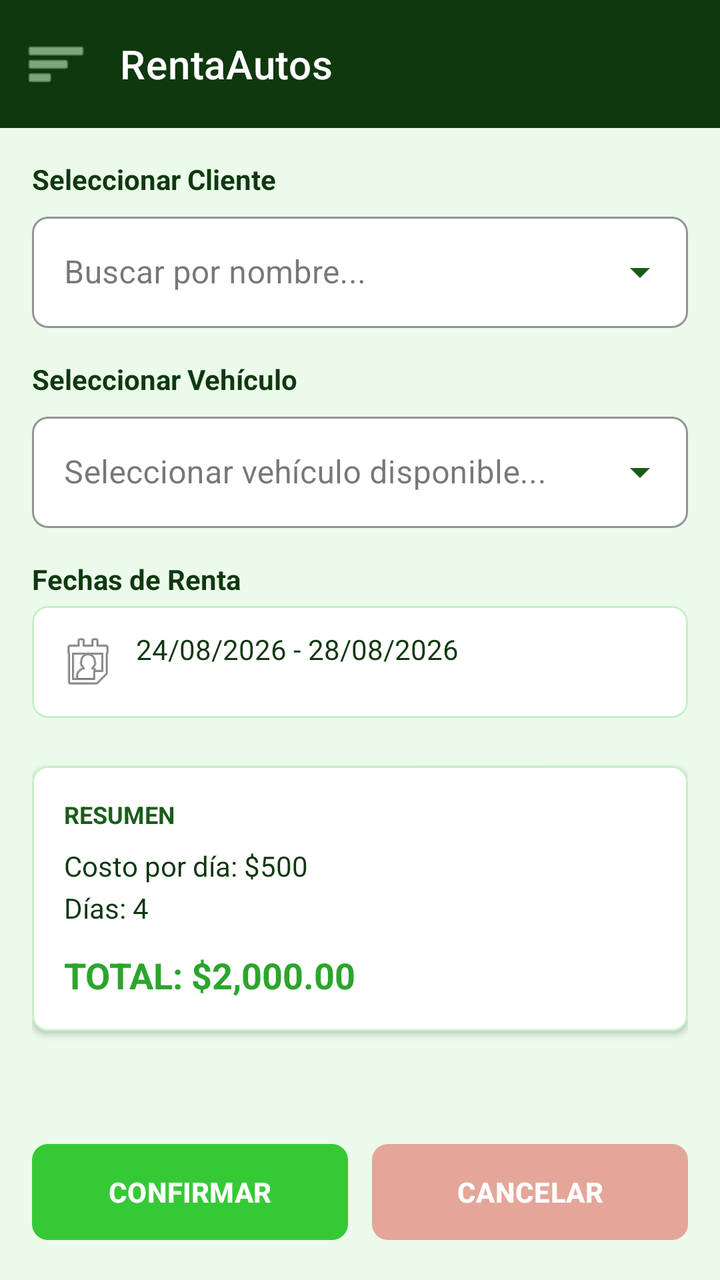
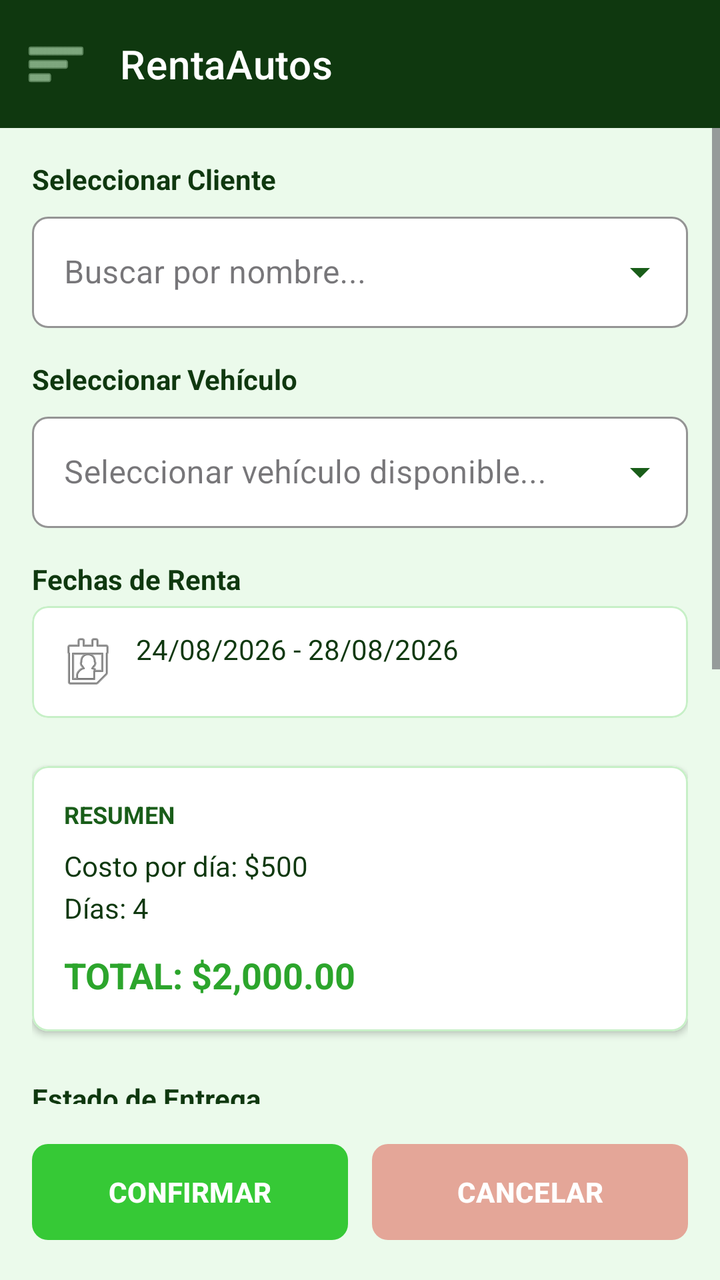

An Android layout rendered at two revisions. The XML below is the earlier revision; the diff shows what the commit changed to produce the second picture.
<!-- AndroidManifest.xml: application theme Theme.ChecoRentasAutos -->
<!-- res/layout/activity_renta_vehiculo.xml -->
<?xml version="1.0" encoding="utf-8"?>
<androidx.constraintlayout.widget.ConstraintLayout
    xmlns:android="http://schemas.android.com/apk/res/android"
    xmlns:app="http://schemas.android.com/apk/res-auto"
    android:layout_width="match_parent"
    android:layout_height="match_parent"
    android:background="#EBFAEB">

    
    <include
        android:id="@+id/includeToolbar"
        layout="@layout/toolbar"
        android:layout_width="0dp"
        android:layout_height="wrap_content"
        app:layout_constraintEnd_toEndOf="parent"
        app:layout_constraintStart_toStartOf="parent"
        app:layout_constraintTop_toTopOf="parent" />

    
    <ScrollView
        android:layout_width="0dp"
        android:layout_height="0dp"
        android:fillViewport="true"
        app:layout_constraintBottom_toTopOf="@id/layoutBotones"
        app:layout_constraintEnd_toEndOf="parent"
        app:layout_constraintStart_toStartOf="parent"
        app:layout_constraintTop_toBottomOf="@id/includeToolbar">

        <LinearLayout
            android:layout_width="match_parent"
            android:layout_height="wrap_content"
            android:orientation="vertical"
            android:padding="16dp">

            
            <TextView
                android:layout_width="wrap_content"
                android:layout_height="wrap_content"
                android:text="Seleccionar Cliente"
                android:textColor="#0F380F"
                android:textStyle="bold" />

            <com.google.android.material.textfield.TextInputLayout
                style="@style/Widget.MaterialComponents.TextInputLayout.OutlinedBox.ExposedDropdownMenu"
                android:layout_width="match_parent"
                android:layout_height="wrap_content"
                android:layout_marginTop="4dp"
                android:layout_marginBottom="16dp"
                app:boxBackgroundColor="#FFFFFF"
                app:boxCornerRadiusBottomEnd="8dp"
                app:boxCornerRadiusBottomStart="8dp"
                app:boxCornerRadiusTopEnd="8dp"
                app:boxCornerRadiusTopStart="8dp"
                app:boxStrokeColor="#2CA52C"
                app:endIconTint="#195D19"
                app:hintTextColor="#2CA52C">

                <AutoCompleteTextView
                    android:id="@+id/spnCliente"
                    android:layout_width="match_parent"
                    android:layout_height="wrap_content"
                    android:hint="Buscar por nombre..."
                    android:inputType="none"
                    android:textColor="#0F380F" />
            </com.google.android.material.textfield.TextInputLayout>

            
            <TextView
                android:layout_width="wrap_content"
                android:layout_height="wrap_content"
                android:text="Seleccionar Vehículo"
                android:textColor="#0F380F"
                android:textStyle="bold" />

            <com.google.android.material.textfield.TextInputLayout
                style="@style/Widget.MaterialComponents.TextInputLayout.OutlinedBox.ExposedDropdownMenu"
                android:layout_width="match_parent"
                android:layout_height="wrap_content"
                android:layout_marginTop="4dp"
                android:layout_marginBottom="16dp"
                app:boxBackgroundColor="#FFFFFF"
                app:boxCornerRadiusBottomEnd="8dp"
                app:boxCornerRadiusBottomStart="8dp"
                app:boxCornerRadiusTopEnd="8dp"
                app:boxCornerRadiusTopStart="8dp"
                app:boxStrokeColor="#2CA52C"
                app:endIconTint="#195D19"
                app:hintTextColor="#2CA52C">

                <AutoCompleteTextView
                    android:id="@+id/spnVehiculo"
                    android:layout_width="match_parent"
                    android:layout_height="wrap_content"
                    android:hint="Seleccionar vehículo disponible..."
                    android:inputType="none"
                    android:textColor="#0F380F" />
            </com.google.android.material.textfield.TextInputLayout>

            
            <TextView
                android:layout_width="wrap_content"
                android:layout_height="wrap_content"
                android:text="Fechas de Renta"
                android:textColor="#0F380F"
                android:textStyle="bold" />

            <com.google.android.material.card.MaterialCardView
                android:id="@+id/cardDatePicker"
                android:layout_width="match_parent"
                android:layout_height="wrap_content"
                android:layout_marginTop="4dp"
                android:layout_marginBottom="24dp"
                android:clickable="true"
                android:focusable="true"
                android:foreground="?attr/selectableItemBackground"
                app:cardBackgroundColor="#FFFFFF"
                app:cardCornerRadius="8dp"
                app:strokeColor="#C7F0C7"
                app:strokeWidth="1dp">

                <TextView
                    android:id="@+id/lblRangoFechas"
                    android:layout_width="wrap_content"
                    android:layout_height="wrap_content"
                    android:drawableStart="@android:drawable/ic_menu_my_calendar"
                    android:drawablePadding="8dp"
                    android:padding="12dp"
                    android:text="24/08/2026 - 28/08/2026"
                    android:textColor="#0F380F"
                    android:textSize="14sp" />
            </com.google.android.material.card.MaterialCardView>

            
            <com.google.android.material.card.MaterialCardView
                android:layout_width="match_parent"
                android:layout_height="wrap_content"
                app:cardBackgroundColor="#FFFFFF"
                app:cardCornerRadius="8dp"
                app:cardElevation="2dp"
                app:strokeColor="#C7F0C7"
                app:strokeWidth="1dp">

                <LinearLayout
                    android:layout_width="match_parent"
                    android:layout_height="wrap_content"
                    android:orientation="vertical"
                    android:padding="16dp">

                    <TextView
                        android:layout_width="wrap_content"
                        android:layout_height="wrap_content"
                        android:text="RESUMEN"
                        android:textColor="#195D19"
                        android:textSize="12sp"
                        android:textStyle="bold" />

                    <TextView
                        android:id="@+id/lblCostoPorDia"
                        android:layout_width="wrap_content"
                        android:layout_height="wrap_content"
                        android:layout_marginTop="8dp"
                        android:text="Costo por día: $500"
                        android:textColor="#0F380F" />

                    <TextView
                        android:id="@+id/lblDias"
                        android:layout_width="wrap_content"
                        android:layout_height="wrap_content"
                        android:layout_marginTop="2dp"
                        android:text="Días: 4"
                        android:textColor="#0F380F" />

                    <TextView
                        android:id="@+id/lblTotal"
                        android:layout_width="wrap_content"
                        android:layout_height="wrap_content"
                        android:layout_marginTop="12dp"
                        android:text="TOTAL: $2,000.00"
                        android:textColor="#2CA52C"
                        android:textSize="18sp"
                        android:textStyle="bold" />
                </LinearLayout>
            </com.google.android.material.card.MaterialCardView>

        </LinearLayout>
    </ScrollView>

    
    <LinearLayout
        android:id="@+id/layoutBotones"
        android:layout_width="0dp"
        android:layout_height="wrap_content"
        android:orientation="horizontal"
        android:padding="16dp"
        app:layout_constraintBottom_toBottomOf="parent"
        app:layout_constraintEnd_toEndOf="parent"
        app:layout_constraintStart_toStartOf="parent">

        <com.google.android.material.button.MaterialButton
            android:id="@+id/btnConfirmar"
            android:layout_width="0dp"
            android:layout_height="56dp"
            android:layout_marginEnd="6dp"
            android:layout_weight="1"
            android:text="CONFIRMAR"
            android:textSize="14sp"
            android:textStyle="bold"
            app:backgroundTint="#36C936"
            app:cornerRadius="8dp" />

        <com.google.android.material.button.MaterialButton
            android:id="@+id/btnCancelar"
            android:layout_width="0dp"
            android:layout_height="56dp"
            android:layout_marginStart="6dp"
            android:layout_weight="1"
            android:text="CANCELAR"
            android:textColor="#FFFFFF"
            android:textSize="14sp"
            android:textStyle="bold"
            app:backgroundTint="#E4A698"
            app:cornerRadius="8dp" />
    </LinearLayout>

</androidx.constraintlayout.widget.ConstraintLayout>
<!-- res/layout/toolbar.xml (included above) -->
<?xml version="1.0" encoding="utf-8"?>
<com.google.android.material.appbar.AppBarLayout
    xmlns:android="http://schemas.android.com/apk/res/android"
    xmlns:app="http://schemas.android.com/apk/res-auto"
    android:layout_width="match_parent"
    android:layout_height="wrap_content">

    <com.google.android.material.appbar.MaterialToolbar
        android:id="@+id/topAppBar"
        android:layout_width="match_parent"
        android:layout_height="?attr/actionBarSize"
        android:background="#0F380F"
        app:title="RentaAutos"
        app:titleTextColor="#FFFFFF"
        app:titleTextAppearance="@style/TextAppearance.MaterialComponents.Headline6"
        app:navigationIcon="@android:drawable/ic_menu_sort_by_size"
        app:navigationIconTint="#C7F0C7"
        app:menu="@menu/top_app_bar_menu" />

</com.google.android.material.appbar.AppBarLayout>
<!-- resources referenced by this layout -->
<resources>
  <style name="Theme.ChecoRentasAutos" parent="Base.Theme.ChecoRentasAutos" />
  <style name="Base.Theme.ChecoRentasAutos" parent="Theme.Material3.DayNight.NoActionBar">
          
          
      </style>
</resources>

<!-- the commit's change to res/layout/activity_renta_vehiculo.xml (unified diff, before → after) -->
@@ -132,8 +132,10 @@
 
             
             <com.google.android.material.card.MaterialCardView
-                android:layout_width="match_parent"
-                android:layout_height="wrap_content"
+                android:id="@+id/cardResumen"
+                android:layout_width="match_parent"
+                android:layout_height="wrap_content"
+                android:layout_marginBottom="16dp"
                 app:cardBackgroundColor="#FFFFFF"
                 app:cardCornerRadius="8dp"
                 app:cardElevation="2dp"
@@ -181,6 +183,92 @@
                         android:textStyle="bold" />
                 </LinearLayout>
             </com.google.android.material.card.MaterialCardView>
+
+            
+            <TextView
+                android:layout_width="wrap_content"
+                android:layout_height="wrap_content"
+                android:text="Estado de Entrega"
+                android:textColor="#0F380F"
+                android:textStyle="bold"
+                android:layout_marginTop="8dp" />
+
+            <com.google.android.material.card.MaterialCardView
+                android:layout_width="match_parent"
+                android:layout_height="wrap_content"
+                android:layout_marginTop="8dp"
+                android:layout_marginBottom="24dp"
+                app:cardBackgroundColor="#FFFFFF"
+                app:cardCornerRadius="8dp"
+                app:strokeColor="#C7F0C7"
+                app:strokeWidth="1dp">
+
+                <LinearLayout
+                    android:layout_width="match_parent"
+                    android:layout_height="wrap_content"
+                    android:orientation="vertical"
+                    android:padding="16dp">
+
+                    <com.google.android.material.textfield.TextInputLayout
+                        style="@style/Widget.MaterialComponents.TextInputLayout.OutlinedBox.ExposedDropdownMenu"
+                        android:layout_width="match_parent"
+                        android:layout_height="wrap_content"
+                        android:hint="Nivel de Gasolina"
+                        app:boxStrokeColor="#2CA52C"
+                        app:hintTextColor="#2CA52C">
+
+                        <AutoCompleteTextView
+                            android:id="@+id/spnGasolina"
+                            android:layout_width="match_parent"
+                            android:layout_height="wrap_content"
+                            android:inputType="none" />
+                    </com.google.android.material.textfield.TextInputLayout>
+
+                    <com.google.android.material.textfield.TextInputLayout
+                        style="@style/Widget.MaterialComponents.TextInputLayout.OutlinedBox"
+                        android:layout_width="match_parent"
+                        android:layout_height="wrap_content"
+                        android:layout_marginTop="12dp"
+                        android:hint="Kilometraje de Salida"
+                        app:boxStrokeColor="#2CA52C"
+                        app:hintTextColor="#2CA52C">
+
+                        <com.google.android.material.textfield.TextInputEditText
+                            android:id="@+id/txtKilometrajeSalida"
+                            android:layout_width="match_parent"
+                            android:layout_height="wrap_content"
+                            android:inputType="number" />
+                    </com.google.android.material.textfield.TextInputLayout>
+
+                    <com.google.android.material.textfield.TextInputLayout
+                        style="@style/Widget.MaterialComponents.TextInputLayout.OutlinedBox"
+                        android:layout_width="match_parent"
+                        android:layout_height="wrap_content"
+                        android:layout_marginTop="12dp"
+                        android:hint="Observaciones"
+                        app:boxStrokeColor="#2CA52C"
+                        app:hintTextColor="#2CA52C">
+
+                        <com.google.android.material.textfield.TextInputEditText
+                            android:id="@+id/txtObservaciones"
+                            android:layout_width="match_parent"
+                            android:layout_height="wrap_content"
+                            android:gravity="top"
+                            android:inputType="textMultiLine"
+                            android:lines="3" />
+                    </com.google.android.material.textfield.TextInputLayout>
+
+                    <com.google.android.material.switchmaterial.SwitchMaterial
+                        android:id="@+id/switchCheckRapido"
+                        android:layout_width="match_parent"
+                        android:layout_height="wrap_content"
+                        android:layout_marginTop="12dp"
+                        android:text="Check Rápido Realizado"
+                        android:textColor="#0F380F" />
+
+                </LinearLayout>
+            </com.google.android.material.card.MaterialCardView>
+
 
         </LinearLayout>
     </ScrollView>
